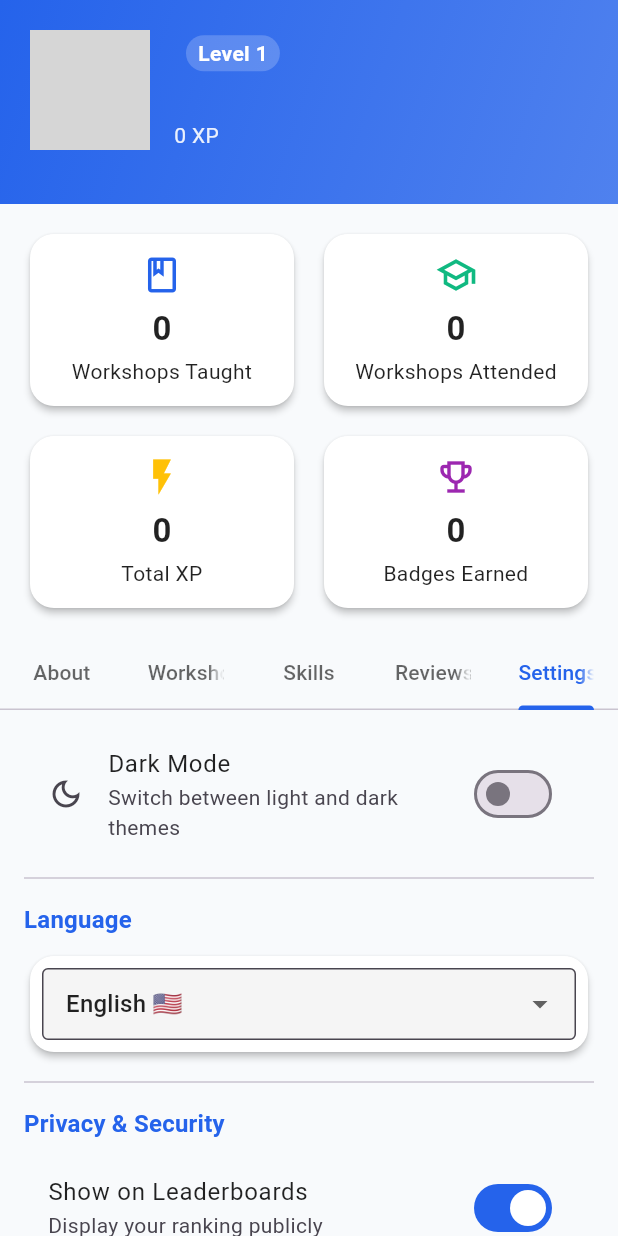
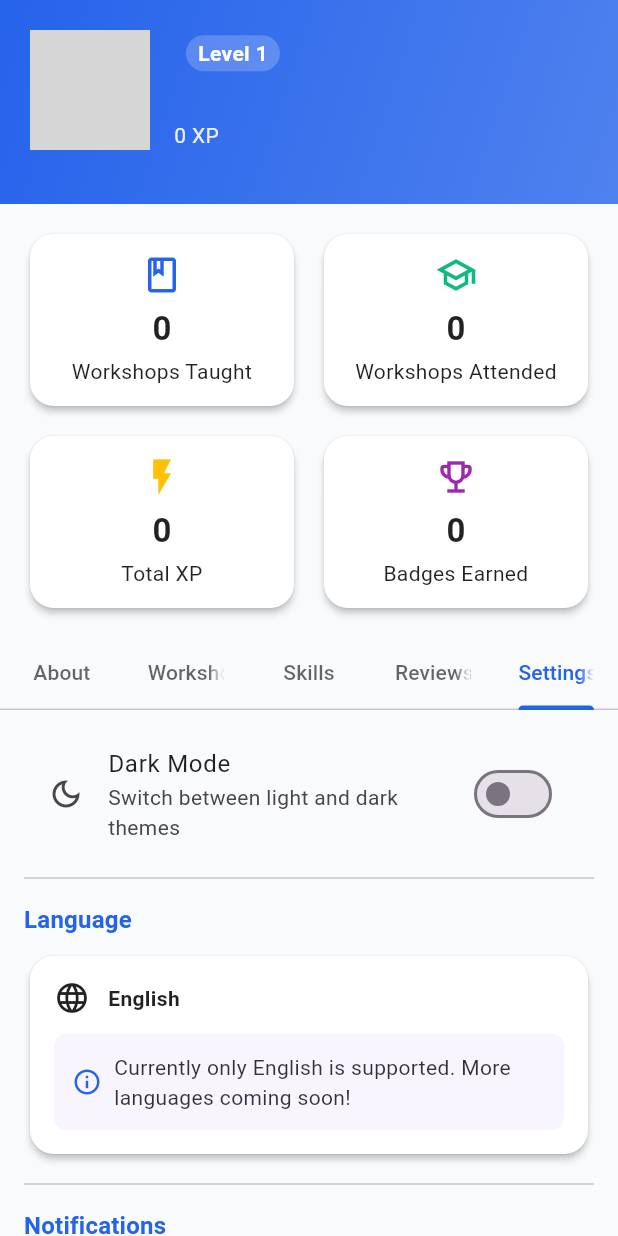
Before and after one commit to muraa-p/fyp, a Flutter app: the ProfileScreen screen opened directly with empty values, tab 5 chosen, on a phone screen of 412 x 824 dp. Run offline on Flutter 3.47's test engine with Material 3 defaults, Android fonts, the phone set to English and light mode, and no system bars; our stand-ins replace supabase_flutter; accounts and stored records are empty; network calls fail; grey boxes are pictures that could not be loaded.

Commit message:
only english is available others are coming soon (language feature)

```diff
--- a/lib/screens/profile_screen.dart
+++ b/lib/screens/profile_screen.dart
@@ -38,8 +38,6 @@ class _ProfileScreenState extends State<ProfileScreen>
   bool _isLoading = true;
 
   // --- State variables for the Settings Tab ---
-  bool _lowBandwidth = false;
-  String _language = "en";
   bool _isLoggingOut = false; // <-- ✅ NEW: State for logout loading
 
   @override
@@ -581,40 +579,45 @@ class _ProfileScreenState extends State<ProfileScreen>
           const SizedBox(height: 8),
           Card(
             child: Padding(
-              padding: const EdgeInsets.all(8),
-              child: DropdownButtonFormField<String>(
-                value: _language,
-                decoration: const InputDecoration(
-                  border: OutlineInputBorder(),
-                  contentPadding:
-                  EdgeInsets.symmetric(horizontal: 12, vertical: 8),
-                ),
-                items: const [
-                  DropdownMenuItem(value: "en", child: Text("English 🇺🇸")),
-                  DropdownMenuItem(value: "es", child: Text("Español 🇪🇸")),
-                  DropdownMenuItem(value: "zh", child: Text("中文 🇨🇳")),
-                  DropdownMenuItem(value: "fr", child: Text("Français 🇫🇷")),
-                  DropdownMenuItem(value: "de", child: Text("Deutsch 🇩🇪")),
-                  DropdownMenuItem(value: "pt", child: Text("Português 🇧🇷")),
+              padding: const EdgeInsets.all(16),
+              child: Column(
+                crossAxisAlignment: CrossAxisAlignment.start,
+                children: [
+                  Row(
+                    children: [
+                      const Icon(Icons.language_outlined),
+                      const SizedBox(width: 12),
+                      const Text("English", style: TextStyle(fontWeight: FontWeight.bold)),
+                    ],
+                  ),
+                  const SizedBox(height: 12),
+                  Container(
+                    padding: const EdgeInsets.all(12),
+                    decoration: BoxDecoration(
+                      color: theme.colorScheme.primaryContainer.withOpacity(0.3),
+                      borderRadius: BorderRadius.circular(8),
+                    ),
+                    child: Row(
+                      children: [
+                        Icon(Icons.info_outline,
+                            color: theme.colorScheme.primary, size: 20),
+                        const SizedBox(width: 8),
+                        Expanded(
+                          child: Text(
+                            "Currently only English is supported. More languages coming soon!",
+                            style: TextStyle(
+                              fontSize: 14,
+                              color: theme.colorScheme.onSurface.withOpacity(0.8),
+                            ),
+                          ),
+                        ),
+                      ],
+                    ),
+                  ),
                 ],
-                onChanged: (val) {
-                  setState(() => _language = val ?? "en");
-                  _showSnack("Language changed to $_language");
-                },
               ),
             ),
           ),
-          const Divider(height: 32),
-
-          // 🔒 Privacy & Security
-          Text("Privacy & Security",
-              style: theme.textTheme.titleMedium?.copyWith(
-                  fontWeight: FontWeight.bold,
-                  color: theme.colorScheme.primary)),
-          const SizedBox(height: 8),
-          _buildToggle("Show on Leaderboards", true, "Display your ranking publicly", theme, (val) {}),
-          _buildToggle("Profile Visibility", true, "Allow others to view your profile", theme, (val) {}),
-          _buildToggle("Workshop History", true, "Show workshops you've attended", theme, (val) {}),
           const Divider(height: 32),
 
           // 🔔 Notifications
@@ -626,24 +629,6 @@ class _ProfileScreenState extends State<ProfileScreen>
           _buildToggle("Workshop Reminders", true, "Get notified before workshops start", theme, (val) {}),
           _buildToggle("New Workshop Alerts", true, "Be alerted about new workshops", theme, (val) {}),
           _buildToggle("Achievement Updates", true, "Get notified when earning badges", theme, (val) {}),
-          const Divider(height: 32),
-
-          // ⚙️ Performance
-          Text("Performance",
-              style: theme.textTheme.titleMedium?.copyWith(
-                  fontWeight: FontWeight.bold,
-                  color: theme.colorScheme.primary)),
-          const SizedBox(height: 8),
-          SwitchListTile(
-            title: const Text("Low Bandwidth Mode (Beta)"),
-            subtitle: const Text("Reduce image quality for slow connections"),
-            value: _lowBandwidth,
-            onChanged: (v) {
-              setState(() => _lowBandwidth = v);
-              _showSnack(v ? "Low bandwidth mode enabled" : "Low bandwidth mode disabled");
-            },
-            secondary: const Icon(Icons.network_check_outlined),
-          ),
           const Divider(height: 32),
 
           // 🧾 Account Management
@@ -759,7 +744,7 @@ class _ProfileScreenState extends State<ProfileScreen>
           ),
 
           ListTile(
-            leading: _isLoggingOut // ✅ UPDATED: Conditional leading icon
+            leading: _isLoggingOut
                 ? const SizedBox(
               width: 24,
               height: 24,
@@ -769,23 +754,21 @@ class _ProfileScreenState extends State<ProfileScreen>
               ),
             )
                 : const Icon(Icons.logout, color: Colors.red),
-            title: Text(_isLoggingOut ? "Logging Out..." : "Log Out"), // ✅ UPDATED: Conditional title
-            onTap: _isLoggingOut // ✅ UPDATED: Conditional onTap to prevent multiple taps
+            title: Text(_isLoggingOut ? "Logging Out..." : "Log Out"),
+            onTap: _isLoggingOut
                 ? null
                 : () async {
               setState(() {
-                _isLoggingOut = true; // ✅ ADD: Set loading state to true
+                _isLoggingOut = true;
               });
 
               try {
                 await Supabase.instance.client.auth.signOut();
 
-                // ✅ ADD: Clear user from app's state
                 if (mounted) {
                   context.read<AppState>().setUser(null);
                 }
 
-                // ✅ ADD: Navigate to welcome screen and remove all other routes
                 if (mounted) {
                   Navigator.of(context).pushNamedAndRemoveUntil(
                     '/',
@@ -796,7 +779,7 @@ class _ProfileScreenState extends State<ProfileScreen>
                 if (mounted) {
                   _showSnack("Error logging out: ${e.toString()}");
                   setState(() {
-                    _isLoggingOut = false; // ✅ ADD: Reset loading state on error
+                    _isLoggingOut = false;
                   });
                 }
               }
```
